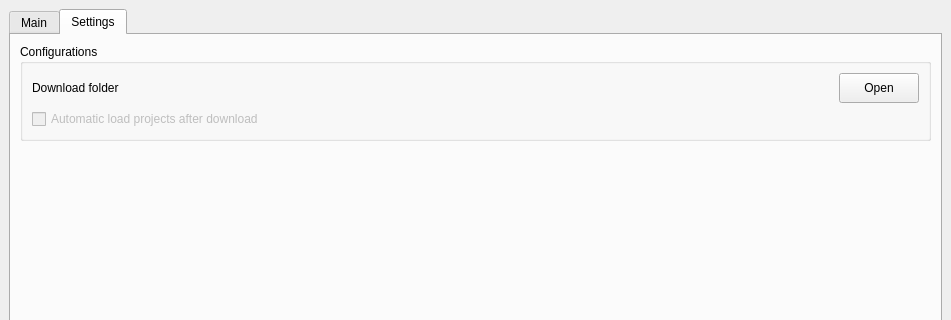
Above: src/qgis_templates_symbology/ui/qgis_templates_symbology_main.ui from hotosm/qgis-templates-and-symbology-plugin before the change; both pictures show x 0 to 951 and y 0 to 320 of the 951 by 860 pixel window. Below: the same form after it.
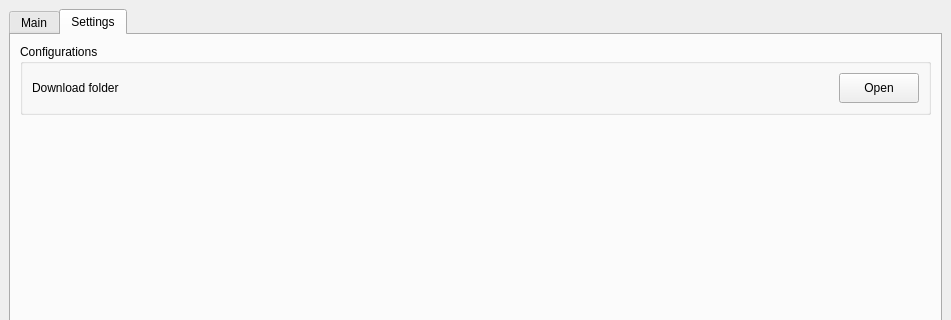
That is the form after the change. The open tabs and pages were chosen to show the change. Custom widgets are drawn as their Qt base class.

Commit message: removed project auto log setting and added new two hubs

```diff
--- a/src/qgis_templates_symbology/ui/qgis_templates_symbology_main.ui
+++ b/src/qgis_templates_symbology/ui/qgis_templates_symbology_main.ui
@@ -501,19 +501,6 @@
              </item>
             </layout>
            </item>
-           <item>
-            <widget class="QCheckBox" name="project_auto_load">
-             <property name="enabled">
-              <bool>false</bool>
-             </property>
-             <property name="toolTip">
-              <string>Enable or disable automatic loading of QGIS projects after downloading them.</string>
-             </property>
-             <property name="text">
-              <string>Automatic load projects after download</string>
-             </property>
-            </widget>
-           </item>
           </layout>
          </widget>
         </item>
```
The commit also changes 3 other files.
